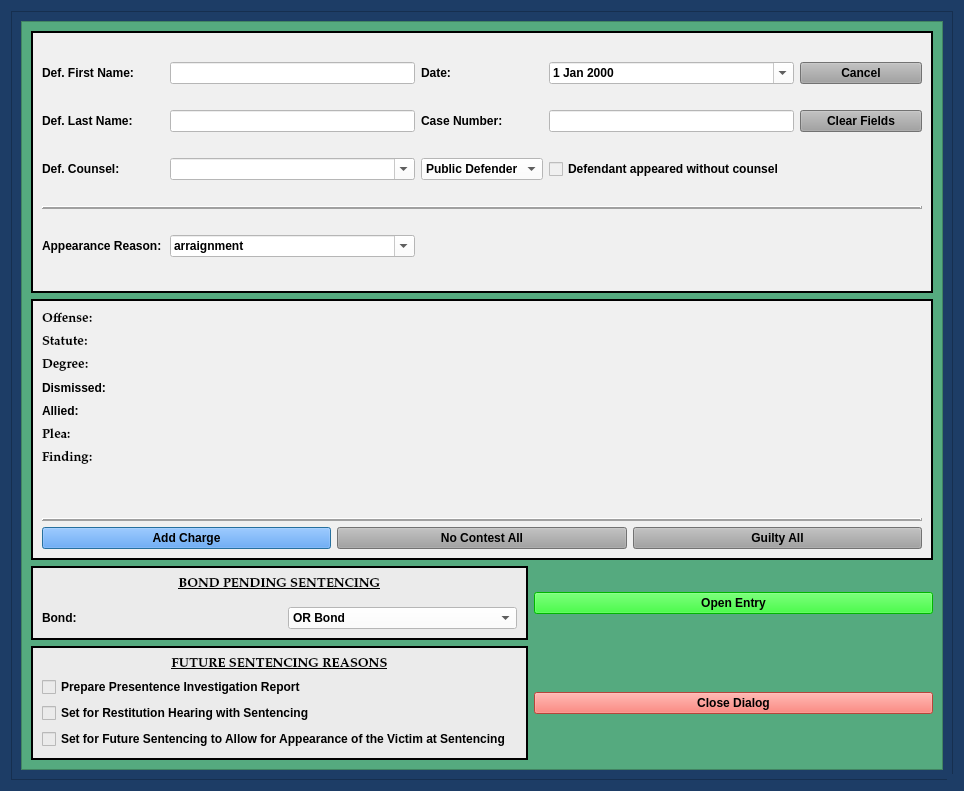
Above: package/views/ui/PleaOnlyDialog.ui from HunterProgram22/MuniEntry before the change. Below: the same form after it.
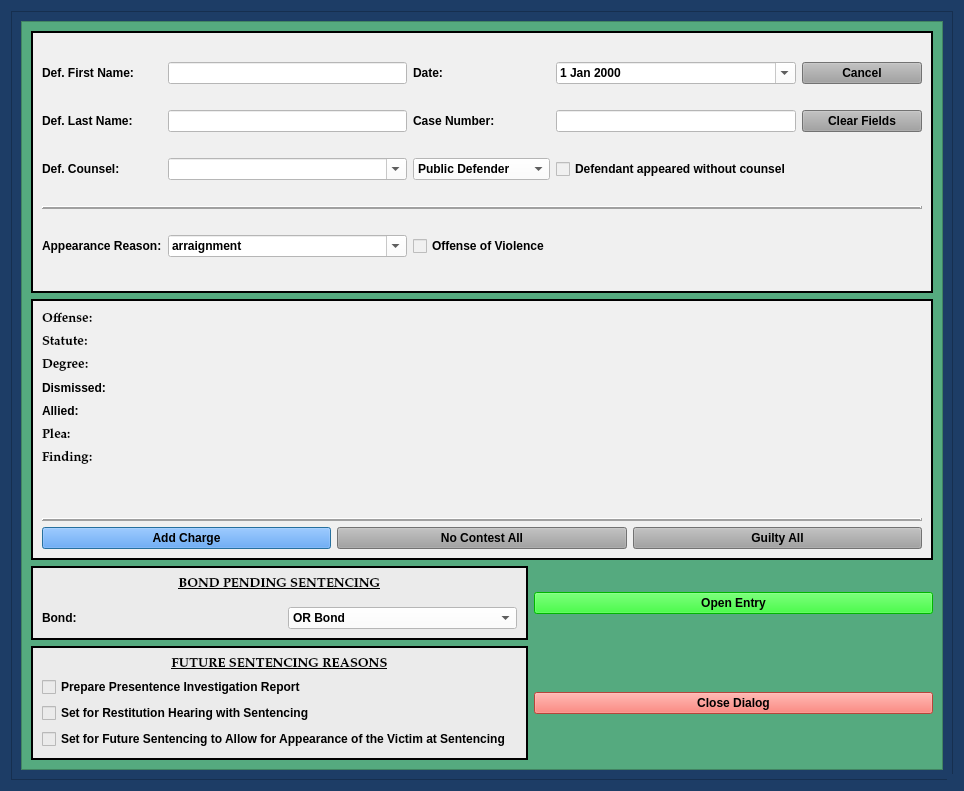
That is the form after the change. Custom widgets are drawn as their Qt base class.

Commit message: Added Offense of Violence to Plea Only.

Diff of the .ui file:
```diff
--- a/package/views/ui/PleaOnlyDialog.ui
+++ b/package/views/ui/PleaOnlyDialog.ui
@@ -407,6 +407,13 @@
                </property>
               </widget>
              </item>
+             <item row="4" column="2">
+              <widget class="QCheckBox" name="offense_of_violence_checkBox">
+               <property name="text">
+                <string>Offense of Violence</string>
+               </property>
+              </widget>
+             </item>
             </layout>
            </widget>
           </item>
```
The commit also changes 6 other files.
